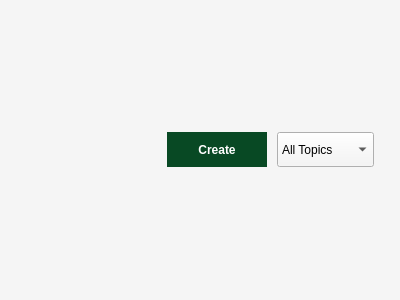
shzzzt/Module2_LMS, file frontend/ui/Classroom/classroom_classworks_content.ui: the form before one commit.
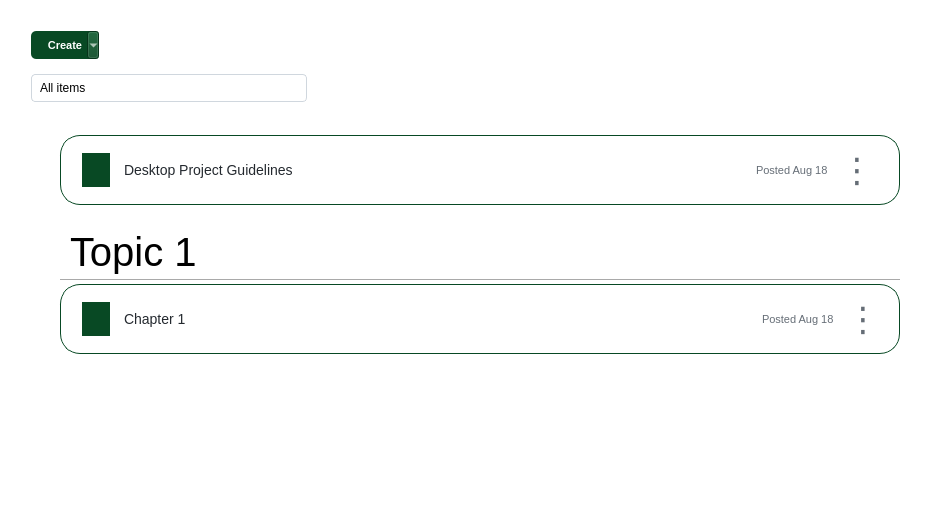
The form after the commit. Icons and pictures are not drawn.

The edit to the form file:
```diff
--- a/frontend/ui/Classroom/classroom_classworks_content.ui
+++ b/frontend/ui/Classroom/classroom_classworks_content.ui
@@ -6,118 +6,662 @@
    <rect>
     <x>0</x>
     <y>0</y>
-    <width>400</width>
-    <height>300</height>
+    <width>940</width>
+    <height>530</height>
    </rect>
   </property>
+  <property name="minimumSize">
+   <size>
+    <width>940</width>
+    <height>530</height>
+   </size>
+  </property>
   <property name="windowTitle">
    <string>classroom_classworks_content</string>
   </property>
   <property name="styleSheet">
    <string notr="true">QWidget {
-    background-color: #F5F5F5;
-    font-family: &quot;Poppins&quot;;
-}</string>
+       background-color: transparent;
+       font-family: &quot;Poppins&quot;, Arial, sans-serif;
+   }</string>
   </property>
   <layout class="QVBoxLayout" name="verticalLayout_2">
    <item>
     <layout class="QVBoxLayout" name="mainVerticalLayout">
      <property name="spacing">
-      <number>10</number>
+      <number>15</number>
      </property>
      <property name="leftMargin">
-      <number>15</number>
+      <number>20</number>
      </property>
      <property name="topMargin">
-      <number>15</number>
+      <number>20</number>
      </property>
      <property name="rightMargin">
-      <number>15</number>
+      <number>20</number>
      </property>
      <property name="bottomMargin">
-      <number>15</number>
+      <number>20</number>
      </property>
      <item>
       <layout class="QHBoxLayout" name="topBarLayout">
        <property name="spacing">
-        <number>10</number>
+        <number>15</number>
        </property>
+       <item>
+        <widget class="QToolButton" name="createButton">
+         <property name="maximumSize">
+          <size>
+           <width>100</width>
+           <height>40</height>
+          </size>
+         </property>
+         <property name="contextMenuPolicy">
+          <enum>Qt::NoContextMenu</enum>
+         </property>
+         <property name="styleSheet">
+          <string notr="true">   QToolButton {
+       background-color: #084924;
+       color: white;
+       border: none;
+       padding: 6px 12px;
+       border-radius: 5px;
+       font-weight: 600;
+       font-size: 11px;
+   }
+   QToolButton:hover {
+       background-color: #1B5E20;
+   }
+   QToolButton:pressed {
+       background-color: #0D4E12;
+   }</string>
+         </property>
+         <property name="text">
+          <string>Create</string>
+         </property>
+         <property name="icon">
+          <iconset resource="../../../../../src/icons.qrc">
+           <normaloff>:/icons/baseline-add.svg</normaloff>:/icons/baseline-add.svg</iconset>
+         </property>
+         <property name="popupMode">
+          <enum>QToolButton::MenuButtonPopup</enum>
+         </property>
+         <property name="toolButtonStyle">
+          <enum>Qt::ToolButtonTextBesideIcon</enum>
+         </property>
+         <property name="arrowType">
+          <enum>Qt::NoArrow</enum>
+         </property>
+        </widget>
+       </item>
        <item>
         <spacer name="horizontalSpacer">
          <property name="orientation">
           <enum>Qt::Horizontal</enum>
          </property>
+         <property name="sizeType">
+          <enum>QSizePolicy::MinimumExpanding</enum>
+         </property>
          <property name="sizeHint" stdset="0">
           <size>
-           <width>40</width>
+           <width>60</width>
            <height>20</height>
           </size>
          </property>
         </spacer>
        </item>
-       <item>
-        <widget class="QPushButton" name="createButton">
-         <property name="minimumSize">
-          <size>
-           <width>100</width>
-           <height>35</height>
-          </size>
-         </property>
-         <property name="maximumSize">
-          <size>
-           <width>100</width>
-           <height>35</height>
-          </size>
-         </property>
-         <property name="styleSheet">
-          <string notr="true">QPushButton {
-    background-color: #084924;
-    color: white;
-    border: none;
-	padding: 11px;
-    border-radius: 29.5px;
-    font-weight: bold;
-    font-size: 12px;
-}
-QPushButton:hover {
-    background-color: #1B5E20;
-}
-QPushButton:pressed {
-    background-color: #0D4E12;
-}</string>
-         </property>
-         <property name="text">
-          <string>Create</string>
-         </property>
-        </widget>
-       </item>
-       <item>
-        <widget class="QComboBox" name="topicFilterCombo">
-         <property name="maximumSize">
-          <size>
-           <width>276</width>
-           <height>35</height>
-          </size>
-         </property>
-         <item>
-          <property name="text">
-           <string>All Topics</string>
-          </property>
-         </item>
-         <item>
-          <property name="text">
-           <string>Material</string>
-          </property>
-         </item>
-         <item>
-          <property name="text">
-           <string>Assessment</string>
-          </property>
-         </item>
-        </widget>
-       </item>
       </layout>
      </item>
+     <item>
+      <widget class="QComboBox" name="filterComboBox">
+       <property name="maximumSize">
+        <size>
+         <width>276</width>
+         <height>40</height>
+        </size>
+       </property>
+       <property name="styleSheet">
+        <string notr="true">QComboBox {
+       border: 1px solid #D0D7DE;
+       border-radius: 4px;
+       padding: 5px 8px;
+       background-color: white;
+       font-size: 12px;
+   }
+   QComboBox:hover {
+       border-color: #A8A8A8;
+   }
+   QComboBox::drop-down {
+       border: none;
+       width: 20px;
+   }
+
+	QComboBox::down-arrow {
+       image: none;
+       border-left: 4px solid transparent;
+       border-right: 4px solid transparent;
+       border-top: 4px solid #666;
+   }
+
+</string>
+       </property>
+       <item>
+        <property name="text">
+         <string>All items</string>
+        </property>
+       </item>
+       <item>
+        <property name="text">
+         <string>Material</string>
+        </property>
+       </item>
+       <item>
+        <property name="text">
+         <string>Assessment</string>
+        </property>
+       </item>
+      </widget>
+     </item>
+     <item>
+      <widget class="QScrollArea" name="topicScrollArea">
+       <property name="maximumSize">
+        <size>
+         <width>16777215</width>
+         <height>16777215</height>
+        </size>
+       </property>
+       <property name="baseSize">
+        <size>
+         <width>0</width>
+         <height>0</height>
+        </size>
+       </property>
+       <property name="styleSheet">
+        <string notr="true">QScrollArea {
+       border: none;
+       background-color: transparent;
+   }
+   QScrollBar:vertical {
+       border: none;
+       background: #F1F1F1;
+       width: 8px;
+       border-radius: 4px;
+   }
+   QScrollBar::handle:vertical {
+       background: #C1C1C1;
+       border-radius: 4px;
+       min-height: 20px;
+   }</string>
+       </property>
+       <property name="frameShape">
+        <enum>QFrame::NoFrame</enum>
+       </property>
+       <property name="widgetResizable">
+        <bool>true</bool>
+       </property>
+       <widget class="QWidget" name="scrollAreaWidgetContents">
+        <property name="geometry">
+         <rect>
+          <x>0</x>
+          <y>0</y>
+          <width>882</width>
+          <height>370</height>
+         </rect>
+        </property>
+        <layout class="QVBoxLayout" name="verticalLayout_3">
+         <item>
+          <layout class="QVBoxLayout" name="topicListLayout">
+           <property name="spacing">
+            <number>4</number>
+           </property>
+           <property name="topMargin">
+            <number>9</number>
+           </property>
+           <property name="rightMargin">
+            <number>0</number>
+           </property>
+           <property name="bottomMargin">
+            <number>0</number>
+           </property>
+           <item>
+            <widget class="QFrame" name="topicItemFrame">
+             <property name="minimumSize">
+              <size>
+               <width>800</width>
+               <height>70</height>
+              </size>
+             </property>
+             <property name="maximumSize">
+              <size>
+               <width>16777215</width>
+               <height>70</height>
+              </size>
+             </property>
+             <property name="styleSheet">
+              <string notr="true">QFrame #topicItemFrame{
+       background-color: white;
+       border: 1px solid #084924;
+       border-radius: 20px;
+       margin-left: 20px;
+   }
+   QFrame:hover {
+       background-color: #F8F9FA;
+       border-color: #D0D7DE;
+   }</string>
+             </property>
+             <property name="frameShape">
+              <enum>QFrame::StyledPanel</enum>
+             </property>
+             <property name="frameShadow">
+              <enum>QFrame::Raised</enum>
+             </property>
+             <layout class="QHBoxLayout" name="horizontalLayout_2">
+              <item>
+               <layout class="QHBoxLayout" name="horizontalLayout">
+                <property name="spacing">
+                 <number>12</number>
+                </property>
+                <property name="leftMargin">
+                 <number>10</number>
+                </property>
+                <property name="topMargin">
+                 <number>5</number>
+                </property>
+                <property name="rightMargin">
+                 <number>10</number>
+                </property>
+                <property name="bottomMargin">
+                 <number>5</number>
+                </property>
+                <item>
+                 <widget class="QLabel" name="iconLabel1">
+                  <property name="sizePolicy">
+                   <sizepolicy hsizetype="Fixed" vsizetype="Fixed">
+                    <horstretch>0</horstretch>
+                    <verstretch>0</verstretch>
+                   </sizepolicy>
+                  </property>
+                  <property name="minimumSize">
+                   <size>
+                    <width>32</width>
+                    <height>32</height>
+                   </size>
+                  </property>
+                  <property name="maximumSize">
+                   <size>
+                    <width>38</width>
+                    <height>38</height>
+                   </size>
+                  </property>
+                  <property name="autoFillBackground">
+                   <bool>false</bool>
+                  </property>
+                  <property name="styleSheet">
+                   <string notr="true">QLabel{
+    background-color: #084924;
+    border-radius: 19px;
+    border: 2px solid white;
+    overflow: hidden;
+}</string>
+                  </property>
+                  <property name="text">
+                   <string/>
+                  </property>
+                  <property name="pixmap">
+                   <pixmap resource="../../../../../src/icons.qrc">:/icons/document.svg</pixmap>
+                  </property>
+                  <property name="scaledContents">
+                   <bool>true</bool>
+                  </property>
+                 </widget>
+                </item>
+                <item>
+                 <widget class="QLabel" name="title_label1">
+                  <property name="minimumSize">
+                   <size>
+                    <width>0</width>
+                    <height>0</height>
+                   </size>
+                  </property>
+                  <property name="maximumSize">
+                   <size>
+                    <width>16777215</width>
+                    <height>16777215</height>
+                   </size>
+                  </property>
+                  <property name="styleSheet">
+                   <string notr="true">QLabel {
+         font-size: 14px;
+         font-weight: 400;
+         color: #24292f;
+         border: none;
+         background: transparent;
+     }</string>
+                  </property>
+                  <property name="text">
+                   <string>Desktop Project Guidelines</string>
+                  </property>
+                 </widget>
+                </item>
+                <item>
+                 <spacer name="horizontalSpacer_3">
+                  <property name="orientation">
+                   <enum>Qt::Horizontal</enum>
+                  </property>
+                  <property name="sizeHint" stdset="0">
+                   <size>
+                    <width>40</width>
+                    <height>20</height>
+                   </size>
+                  </property>
+                 </spacer>
+                </item>
+                <item>
+                 <widget class="QLabel" name="dateLabel1">
+                  <property name="maximumSize">
+                   <size>
+                    <width>16777215</width>
+                    <height>30</height>
+                   </size>
+                  </property>
+                  <property name="styleSheet">
+                   <string notr="true">QLabel {
+         font-size: 11px;
+         color: #656d76;
+         border: none;
+         background: transparent;
+     }</string>
+                  </property>
+                  <property name="text">
+                   <string>Posted Aug 18</string>
+                  </property>
+                 </widget>
+                </item>
+                <item>
+                 <widget class="QPushButton" name="pushButton">
+                  <property name="minimumSize">
+                   <size>
+                    <width>24</width>
+                    <height>24</height>
+                   </size>
+                  </property>
+                  <property name="styleSheet">
+                   <string notr="true">QPushButton {
+         border: none;
+         background-color: transparent;
+         font-size: 34px;
+         color: #656d76;
+         border-radius: 12px;
+     }
+     QPushButton:hover {
+         background-color: #F3F4F6;
+     }</string>
+                  </property>
+                  <property name="text">
+                   <string>⋮</string>
+                  </property>
+                 </widget>
+                </item>
+               </layout>
+              </item>
+              <item>
+               <widget class="QWidget" name="widget" native="true">
+                <property name="maximumSize">
+                 <size>
+                  <width>50</width>
+                  <height>50</height>
+                 </size>
+                </property>
+               </widget>
+              </item>
+             </layout>
+            </widget>
+           </item>
+           <item>
+            <widget class="QLabel" name="topicTitle">
+             <property name="maximumSize">
+              <size>
+               <width>16777215</width>
+               <height>200</height>
+              </size>
+             </property>
+             <property name="styleSheet">
+              <string notr="true">QLabel {
+    font-size: 40px;
+    font-weight: 400;
+    margin-left: 20px;
+    margin-top: 20px; /* Reduce from 15px to 5px for closeness */
+	margin-bottom: -10px;
+}</string>
+             </property>
+             <property name="frameShape">
+              <enum>QFrame::NoFrame</enum>
+             </property>
+             <property name="text">
+              <string>Topic 1</string>
+             </property>
+             <property name="wordWrap">
+              <bool>false</bool>
+             </property>
+             <property name="margin">
+              <number>-25</number>
+             </property>
+            </widget>
+           </item>
+           <item>
+            <widget class="QFrame" name="separator">
+             <property name="minimumSize">
+              <size>
+               <width>800</width>
+               <height>1</height>
+              </size>
+             </property>
+             <property name="maximumSize">
+              <size>
+               <width>16777215</width>
+               <height>1</height>
+              </size>
+             </property>
+             <property name="styleSheet">
+              <string notr="true">QFrame {
+    border: 1px solid #A9A9A9;
+    background-color: transparent;
+	margin-left: 20px;
+}</string>
+             </property>
+             <property name="frameShape">
+              <enum>QFrame::HLine</enum>
+             </property>
+             <property name="frameShadow">
+              <enum>QFrame::Sunken</enum>
+             </property>
+            </widget>
+           </item>
+           <item>
+            <widget class="QFrame" name="topicItemFrame_2">
+             <property name="minimumSize">
+              <size>
+               <width>800</width>
+               <height>70</height>
+              </size>
+             </property>
+             <property name="maximumSize">
+              <size>
+               <width>16777215</width>
+               <height>70</height>
+              </size>
+             </property>
+             <property name="styleSheet">
+              <string notr="true">QFrame#topicItemFrame_2 {
+    background-color: white;
+    border: 1px solid #084924;
+    border-radius: 20px;
+    margin-left: 20px;
+}
+QFrame:hover {
+    background-color: #F8F9FA;
+    border-color: #D0D7DE;
+}</string>
+             </property>
+             <property name="frameShape">
+              <enum>QFrame::StyledPanel</enum>
+             </property>
+             <property name="frameShadow">
+              <enum>QFrame::Raised</enum>
+             </property>
+             <layout class="QHBoxLayout" name="horizontalLayout_4">
+              <item>
+               <layout class="QHBoxLayout" name="topicFrameLayout">
+                <property name="spacing">
+                 <number>12</number>
+                </property>
+                <property name="leftMargin">
+                 <number>10</number>
+                </property>
+                <property name="topMargin">
+                 <number>5</number>
+                </property>
+                <property name="rightMargin">
+                 <number>10</number>
+                </property>
+                <property name="bottomMargin">
+                 <number>5</number>
+                </property>
+                <item>
+                 <widget class="QLabel" name="topicItemIconlabel">
+                  <property name="sizePolicy">
+                   <sizepolicy hsizetype="Fixed" vsizetype="Fixed">
+                    <horstretch>0</horstretch>
+                    <verstretch>0</verstretch>
+                   </sizepolicy>
+                  </property>
+                  <property name="minimumSize">
+                   <size>
+                    <width>32</width>
+                    <height>32</height>
+                   </size>
+                  </property>
+                  <property name="maximumSize">
+                   <size>
+                    <width>38</width>
+                    <height>38</height>
+                   </size>
+                  </property>
+                  <property name="styleSheet">
+                   <string notr="true">QLabel{
+    background-color: #084924;
+    border-radius: 19px;
+    border: 2px solid white;
+    overflow: hidden;
+}</string>
+                  </property>
+                  <property name="text">
+                   <string/>
+                  </property>
+                  <property name="pixmap">
+                   <pixmap resource="../../../../../src/icons.qrc">:/icons/document.svg</pixmap>
+                  </property>
+                  <property name="scaledContents">
+                   <bool>true</bool>
+                  </property>
+                 </widget>
+                </item>
+                <item>
+                 <widget class="QLabel" name="topicItemTitle_label">
+                  <property name="styleSheet">
+                   <string notr="true">QLabel {
+    font-size: 14px;
+    font-weight: 400;
+    color: #24292f;
+    border: none;
+    background: transparent;
+}</string>
+                  </property>
+                  <property name="text">
+                   <string>Chapter 1</string>
+                  </property>
+                 </widget>
+                </item>
+                <item>
+                 <spacer name="horizontalSpacer_2">
+                  <property name="orientation">
+                   <enum>Qt::Horizontal</enum>
+                  </property>
+                  <property name="sizeHint" stdset="0">
+                   <size>
+                    <width>40</width>
+                    <height>20</height>
+                   </size>
+                  </property>
+                 </spacer>
+                </item>
+                <item>
+                 <widget class="QLabel" name="topicItemDate_label">
+                  <property name="styleSheet">
+                   <string notr="true">QLabel {
+    font-size: 11px;
+    color: #656d76;
+    border: none;
+    background: transparent;
+}</string>
+                  </property>
+                  <property name="text">
+                   <string>Posted Aug 18</string>
+                  </property>
+                  <property name="alignment">
+                   <set>Qt::AlignLeading|Qt::AlignLeft|Qt::AlignVCenter</set>
+                  </property>
+                 </widget>
+                </item>
+                <item>
+                 <widget class="QPushButton" name="pushButton_2">
+                  <property name="minimumSize">
+                   <size>
+                    <width>24</width>
+                    <height>24</height>
+                   </size>
+                  </property>
+                  <property name="styleSheet">
+                   <string notr="true">QPushButton {
+         border: none;
+         background-color: transparent;
+         font-size: 34px;
+         color: #656d76;
+         border-radius: 12px;
+     }
+     QPushButton:hover {
+         background-color: #F3F4F6;
+     }</string>
+                  </property>
+                  <property name="text">
+                   <string>⋮</string>
+                  </property>
+                 </widget>
+                </item>
+               </layout>
+              </item>
+             </layout>
+            </widget>
+           </item>
+           <item>
+            <spacer name="verticalSpacer">
+             <property name="orientation">
+              <enum>Qt::Vertical</enum>
+             </property>
+             <property name="sizeHint" stdset="0">
+              <size>
+               <width>20</width>
+               <height>40</height>
+              </size>
+             </property>
+            </spacer>
+           </item>
+          </layout>
+         </item>
+        </layout>
+       </widget>
+      </widget>
+     </item>
     </layout>
    </item>
   </layout>
```
Left out of the diff: 12 changed lines with no effect on the pictures.
